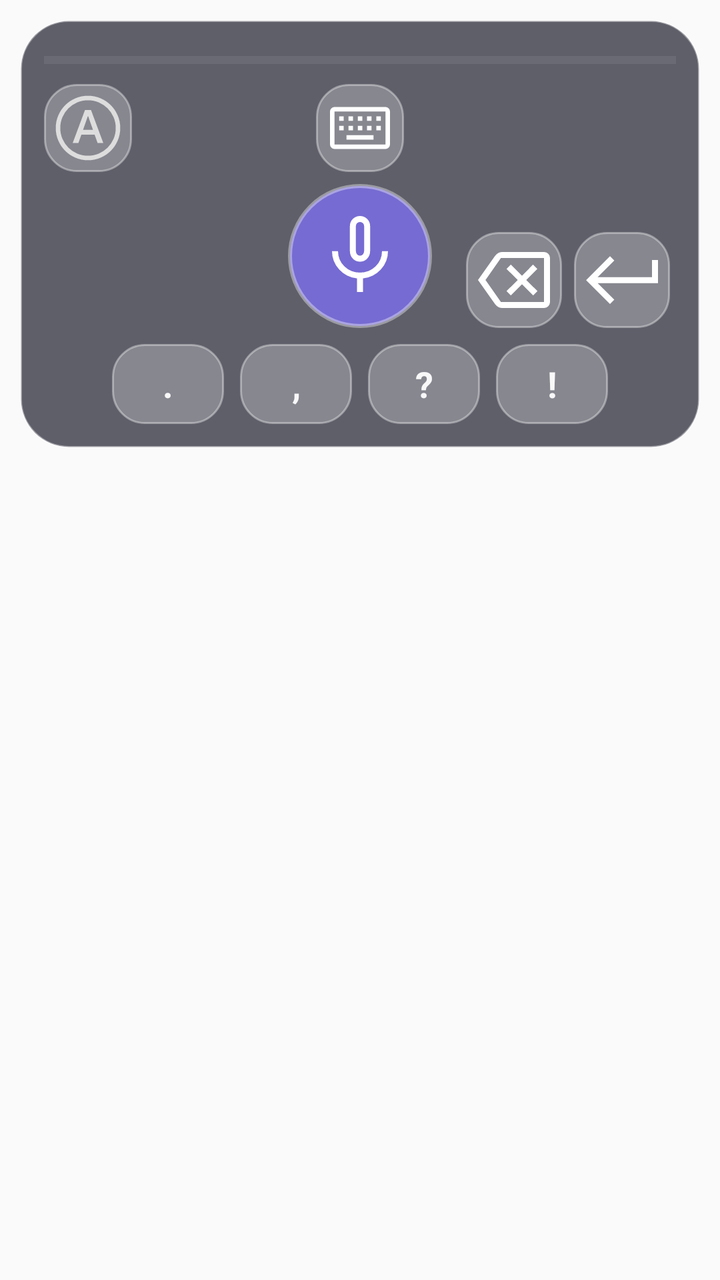
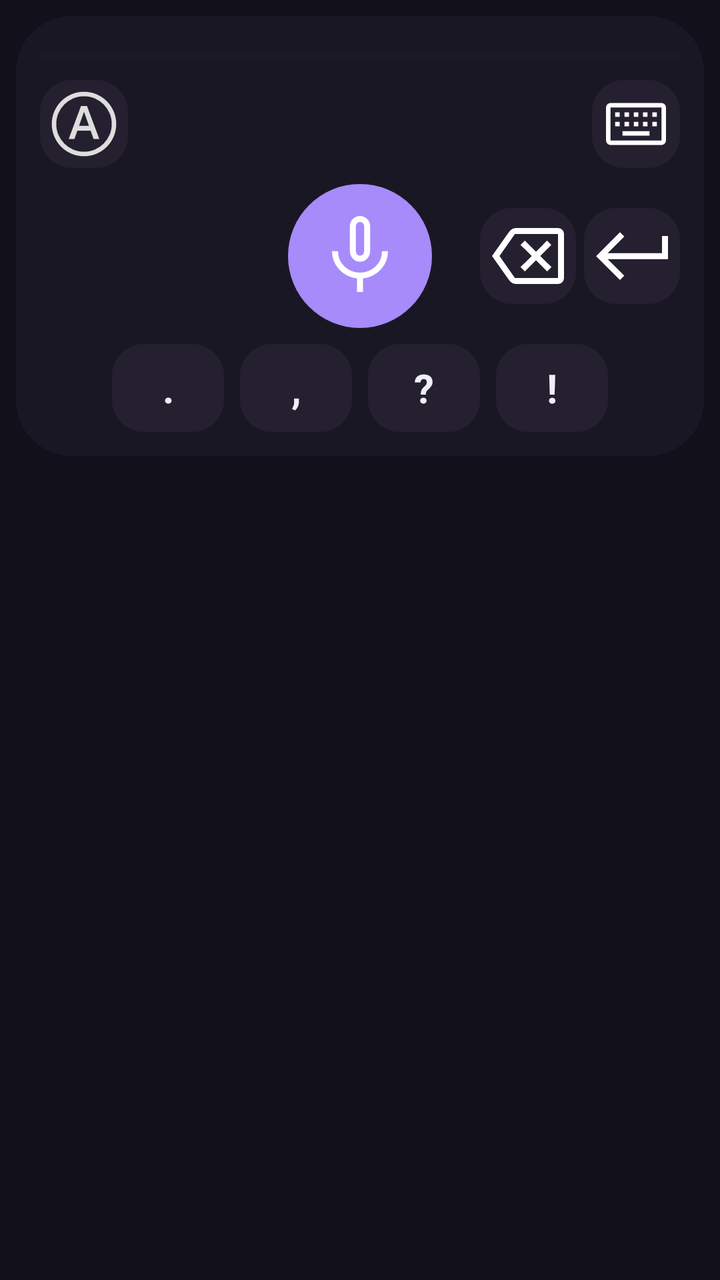

An Android layout rendered at two revisions. The XML below is the earlier revision; the diff shows what the commit changed to produce the second picture.
<!-- AndroidManifest.xml: application theme Theme.Whisper.ActionBar -->
<!-- res/layout/voice_service.xml -->
<?xml version="1.0" encoding="utf-8"?>
<LinearLayout xmlns:android="http://schemas.android.com/apk/res/android"
    android:layout_width="match_parent"
    android:layout_height="wrap_content"
    android:orientation="vertical"
    android:clipToPadding="false"
    android:padding="10dp">

    
    <LinearLayout
        android:layout_width="match_parent"
        android:layout_height="wrap_content"
        android:orientation="vertical"
        android:background="@drawable/keyboard_glass_bg"
        android:padding="12dp">

        <ProgressBar
            android:id="@+id/processing_bar"
            android:layout_width="match_parent"
            android:layout_height="wrap_content"
            android:indeterminate="false"
            android:progressTint="@color/glass_accent"
            android:progressBackgroundTint="@color/glass_surface"
            android:indeterminateTint="@color/glass_accent"
            style="?android:attr/progressBarStyleHorizontal"/>

        
        <RelativeLayout
            android:layout_width="match_parent"
            android:layout_height="wrap_content"
            android:layout_marginTop="4dp">

            <ImageButton
                android:id="@+id/btnModeAuto"
                android:layout_width="44dp"
                android:layout_height="44dp"
                android:layout_alignParentStart="true"
                android:background="@drawable/glass_button"
                android:padding="6dp"
                android:src="@drawable/ic_auto_off_36dp"
                android:contentDescription="@string/auto_button"/>

            <LinearLayout
                android:layout_width="wrap_content"
                android:layout_height="wrap_content"
                android:layout_centerHorizontal="true"
                android:orientation="horizontal">

                <ImageButton
                    android:id="@+id/btnKeyboard"
                    android:layout_width="44dp"
                    android:layout_height="44dp"
                    android:layout_marginHorizontal="4dp"
                    android:background="@drawable/glass_button"
                    android:padding="6dp"
                    android:src="@drawable/ic_keyboard_36dp"
                    android:contentDescription="@string/exit_button"/>

                <ImageButton
                    android:id="@+id/btnStop"
                    android:visibility="gone"
                    android:layout_width="44dp"
                    android:layout_height="44dp"
                    android:layout_marginHorizontal="4dp"
                    android:background="@drawable/glass_button"
                    android:padding="6dp"
                    android:src="@drawable/ic_stop_recording_36dp"
                    android:contentDescription="@string/stop_button"/>
            </LinearLayout>

        </RelativeLayout>

        <TextView
            android:id="@+id/tv_status"
            android:visibility="gone"
            android:gravity="center_horizontal"
            android:layout_width="match_parent"
            android:layout_height="wrap_content"
            android:paddingHorizontal="10dp"
            android:textSize="16sp"
            android:textColor="@color/glass_text" />

        
        <RelativeLayout
            android:layout_width="match_parent"
            android:layout_height="wrap_content"
            android:id="@+id/layout_buttons"
            android:layout_marginTop="6dp">

            <ImageButton
                android:id="@+id/btnRecord"
                android:layout_width="72dp"
                android:layout_height="72dp"
                android:layout_centerHorizontal="true"
                android:background="@drawable/glass_mic_button"
                android:padding="14dp"
                android:src="@drawable/ic_mic_48dp"
                android:contentDescription="@string/record_button"/>

            <ImageButton
                android:id="@+id/btnDel"
                android:layout_width="48dp"
                android:layout_height="48dp"
                android:layout_toStartOf="@id/btnEnter"
                android:layout_marginHorizontal="3dp"
                android:layout_alignBottom="@id/btnRecord"
                android:background="@drawable/glass_button"
                android:padding="8dp"
                android:src="@drawable/ic_keyboard_del_48dp"
                android:contentDescription="@string/delete_button"/>

            <ImageButton
                android:id="@+id/btnEnter"
                android:layout_width="48dp"
                android:layout_height="48dp"
                android:layout_alignParentEnd="true"
                android:layout_alignBottom="@id/btnRecord"
                android:layout_marginHorizontal="3dp"
                android:background="@drawable/glass_button"
                android:padding="8dp"
                android:src="@drawable/ic_keyboard_return_48dp"
                android:contentDescription="@string/return_button"/>
        </RelativeLayout>

        
        <LinearLayout
            android:layout_width="match_parent"
            android:layout_height="wrap_content"
            android:orientation="horizontal"
            android:gravity="center"
            android:layout_marginTop="8dp">

            <TextView
                android:id="@+id/btnPeriod"
                android:layout_width="56dp"
                android:layout_height="40dp"
                android:layout_marginHorizontal="4dp"
                android:background="@drawable/glass_button"
                android:text="."
                android:textSize="18sp"
                android:textStyle="bold"
                android:gravity="center"
                android:textColor="@color/glass_text"/>

            <TextView
                android:id="@+id/btnComma"
                android:layout_width="56dp"
                android:layout_height="40dp"
                android:layout_marginHorizontal="4dp"
                android:background="@drawable/glass_button"
                android:text=","
                android:textSize="18sp"
                android:textStyle="bold"
                android:gravity="center"
                android:textColor="@color/glass_text"/>

            <TextView
                android:id="@+id/btnQuestion"
                android:layout_width="56dp"
                android:layout_height="40dp"
                android:layout_marginHorizontal="4dp"
                android:background="@drawable/glass_button"
                android:text="?"
                android:textSize="18sp"
                android:textStyle="bold"
                android:gravity="center"
                android:textColor="@color/glass_text"/>

            <TextView
                android:id="@+id/btnExclaim"
                android:layout_width="56dp"
                android:layout_height="40dp"
                android:layout_marginHorizontal="4dp"
                android:background="@drawable/glass_button"
                android:text="!"
                android:textSize="18sp"
                android:textStyle="bold"
                android:gravity="center"
                android:textColor="@color/glass_text"/>
        </LinearLayout>

    </LinearLayout>
</LinearLayout>
<!-- resources referenced by this layout -->
<resources>
  <color name="glass_accent">#CC7C6EED</color>
  <color name="glass_surface">#40FFFFFF</color>
  <color name="glass_text">#F0FFFFFF</color>
  <!-- drawable glass_button (drawable) -->
  <?xml version="1.0" encoding="utf-8"?>
  <selector xmlns:android="http://schemas.android.com/apk/res/android">
      <item android:state_pressed="true">
          <shape>
              <solid android:color="@color/glass_accent" />
              <corners android:radius="16dp" />
          </shape>
      </item>
      <item>
          <shape>
              <solid android:color="@color/glass_surface" />
              <corners android:radius="16dp" />
              <stroke android:width="1dp" android:color="@color/glass_border" />
          </shape>
      </item>
  </selector>
  <!-- drawable glass_mic_button (drawable) -->
  <?xml version="1.0" encoding="utf-8"?>
  <selector xmlns:android="http://schemas.android.com/apk/res/android">
      <item android:state_pressed="true">
          <shape android:shape="oval">
              <solid android:color="@color/glass_recording" />
          </shape>
      </item>
      <item>
          <shape android:shape="oval">
              <solid android:color="@color/glass_accent" />
              <stroke android:width="2dp" android:color="@color/glass_border" />
          </shape>
      </item>
  </selector>
  <!-- drawable ic_keyboard_del_48dp (drawable) -->
  <vector xmlns:android="http://schemas.android.com/apk/res/android"
      android:width="48dp"
      android:height="48dp"
      android:viewportWidth="48"
      android:viewportHeight="48">
    <path
        android:fillColor="#FFFFFF"
        android:pathData="m22.4,31.7 l5.6,-5.6 5.6,5.6 2.15,-2.15L30.1,24l5.55,-5.55 -2.15,-2.15 -5.5,5.6 -5.6,-5.6 -2.15,2.15L25.9,24l-5.65,5.55ZM6,24l8.45,-11.95q0.65,-0.9 1.55,-1.475 0.9,-0.575 2,-0.575h21q1.25,0 2.125,0.875T42,13v22q0,1.25 -0.875,2.125T39,38L18,38q-1.1,0 -2,-0.575 -0.9,-0.575 -1.55,-1.475ZM9.75,24 L17.45,35L39,35L39,13L17.45,13ZM39,24L39,13v22Z"/>
  </vector>
  <!-- drawable ic_keyboard_return_48dp (drawable) -->
  <vector xmlns:android="http://schemas.android.com/apk/res/android"
      android:width="48dp"
      android:height="48dp"
      android:viewportWidth="48"
      android:viewportHeight="48">
    <path
        android:fillColor="#FFFFFF"
        android:pathData="M18,36 L6.05,24.05 18,12.1l2.15,2.15 -8.35,8.35H39V14h3v11.55H11.85l8.3,8.3Z"/>
  </vector>
  <!-- drawable keyboard_glass_bg (drawable) -->
  <?xml version="1.0" encoding="utf-8"?>
  <shape xmlns:android="http://schemas.android.com/apk/res/android">
      <solid android:color="@color/glass_bg" />
      <corners android:radius="24dp" />
      <stroke android:width="1dp" android:color="@color/glass_border" />
  </shape>
  <string name="auto_button">Automatic mode</string>
  <string name="delete_button">Delete</string>
  <string name="exit_button">Exit</string>
  <string name="record_button">Record</string>
  <string name="return_button">Return</string>
  <string name="stop_button">Stop recording</string>
  <style name="Theme.Whisper.ActionBar" parent="Theme.Material3.DayNight">
          
          <item name="android:windowBackground">@color/windowBackground</item>
      </style>
  <color name="glass_border">#60FFFFFF</color>
  <color name="glass_recording">#E0E53935</color>
  <color name="lightGrey">#DDDDDD</color>
  <color name="glass_bg">#B31E1E2E</color>
  <color name="windowBackground">#FAFAFA</color>
  <!-- unchanged entries left out for length: 4 -->
</resources>

<!-- the commit's change to res/layout/voice_service.xml (unified diff, before → after) -->
@@ -4,14 +4,13 @@
     android:layout_height="wrap_content"
     android:orientation="vertical"
     android:clipToPadding="false"
-    android:padding="10dp">
+    android:padding="8dp">
 
-    
     <LinearLayout
         android:layout_width="match_parent"
         android:layout_height="wrap_content"
         android:orientation="vertical"
-        android:background="@drawable/keyboard_glass_bg"
+        android:background="@drawable/keyboard_bg"
         android:padding="12dp">
 
         <ProgressBar
@@ -19,56 +18,53 @@
             android:layout_width="match_parent"
             android:layout_height="wrap_content"
             android:indeterminate="false"
-            android:progressTint="@color/glass_accent"
-            android:progressBackgroundTint="@color/glass_surface"
-            android:indeterminateTint="@color/glass_accent"
+            android:progressTint="@color/accent"
+            android:progressBackgroundTint="@color/surface_container_high"
+            android:indeterminateTint="@color/accent"
             style="?android:attr/progressBarStyleHorizontal"/>
 
         
-        <RelativeLayout
+        <LinearLayout
             android:layout_width="match_parent"
             android:layout_height="wrap_content"
+            android:orientation="horizontal"
+            android:gravity="center_vertical"
             android:layout_marginTop="4dp">
 
             <ImageButton
                 android:id="@+id/btnModeAuto"
                 android:layout_width="44dp"
                 android:layout_height="44dp"
-                android:layout_alignParentStart="true"
-                android:background="@drawable/glass_button"
-                android:padding="6dp"
+                android:background="@drawable/kb_button"
+                android:padding="8dp"
                 android:src="@drawable/ic_auto_off_36dp"
                 android:contentDescription="@string/auto_button"/>
 
-            <LinearLayout
-                android:layout_width="wrap_content"
-                android:layout_height="wrap_content"
-                android:layout_centerHorizontal="true"
-                android:orientation="horizontal">
+            <View
+                android:layout_width="0dp"
+                android:layout_height="1dp"
+                android:layout_weight="1"/>
 
-                <ImageButton
-                    android:id="@+id/btnKeyboard"
-                    android:layout_width="44dp"
-                    android:layout_height="44dp"
-                    android:layout_marginHorizontal="4dp"
-                    android:background="@drawable/glass_button"
-                    android:padding="6dp"
-                    android:src="@drawable/ic_keyboard_36dp"
-                    android:contentDescription="@string/exit_button"/>
+            <ImageButton
+                android:id="@+id/btnKeyboard"
+                android:layout_width="44dp"
+                android:layout_height="44dp"
+                android:background="@drawable/kb_button"
+                android:padding="8dp"
+                android:src="@drawable/ic_keyboard_36dp"
+                android:contentDescription="@string/exit_button"/>
 
-                <ImageButton
-                    android:id="@+id/btnStop"
-                    android:visibility="gone"
-                    android:layout_width="44dp"
-                    android:layout_height="44dp"
-                    android:layout_marginHorizontal="4dp"
-                    android:background="@drawable/glass_button"
-                    android:padding="6dp"
-                    android:src="@drawable/ic_stop_recording_36dp"
-                    android:contentDescription="@string/stop_button"/>
-            </LinearLayout>
-
-        </RelativeLayout>
+            <ImageButton
+                android:id="@+id/btnStop"
+                android:visibility="gone"
+                android:layout_width="44dp"
+                android:layout_height="44dp"
+                android:layout_marginStart="8dp"
+                android:background="@drawable/kb_button"
+                android:padding="8dp"
+                android:src="@drawable/ic_stop_recording_36dp"
+                android:contentDescription="@string/stop_button"/>
+        </LinearLayout>
 
         <TextView
             android:id="@+id/tv_status"
@@ -77,50 +73,53 @@
             android:layout_width="match_parent"
             android:layout_height="wrap_content"
             android:paddingHorizontal="10dp"
-            android:textSize="16sp"
-            android:textColor="@color/glass_text" />
+            android:layout_marginTop="4dp"
+            android:textSize="14sp"
+            android:textColor="@color/text_secondary" />
 
         
-        <RelativeLayout
+        <FrameLayout
             android:layout_width="match_parent"
             android:layout_height="wrap_content"
             android:id="@+id/layout_buttons"
-            android:layout_marginTop="6dp">
+            android:layout_marginTop="8dp">
 
             <ImageButton
                 android:id="@+id/btnRecord"
                 android:layout_width="72dp"
                 android:layout_height="72dp"
-                android:layout_centerHorizontal="true"
-                android:background="@drawable/glass_mic_button"
-                android:padding="14dp"
+                android:layout_gravity="center_horizontal"
+                android:background="@drawable/kb_mic_button"
+                android:padding="16dp"
                 android:src="@drawable/ic_mic_48dp"
                 android:contentDescription="@string/record_button"/>
 
-            <ImageButton
-                android:id="@+id/btnDel"
-                android:layout_width="48dp"
-                android:layout_height="48dp"
-                android:layout_toStartOf="@id/btnEnter"
-                android:layout_marginHorizontal="3dp"
-                android:layout_alignBottom="@id/btnRecord"
-                android:background="@drawable/glass_button"
-                android:padding="8dp"
-                android:src="@drawable/ic_keyboard_del_48dp"
-                android:contentDescription="@string/delete_button"/>
+            <LinearLayout
+                android:layout_width="wrap_content"
+                android:layout_height="wrap_content"
+                android:layout_gravity="end|center_vertical"
+                android:orientation="horizontal">
 
-            <ImageButton
-                android:id="@+id/btnEnter"
-                android:layout_width="48dp"
-                android:layout_height="48dp"
-                android:layout_alignParentEnd="true"
-                android:layout_alignBottom="@id/btnRecord"
-                android:layout_marginHorizontal="3dp"
-                android:background="@drawable/glass_button"
-                android:padding="8dp"
-                android:src="@drawable/ic_keyboard_return_48dp"
-                android:contentDescription="@string/return_button"/>
-        </RelativeLayout>
+                <ImageButton
+                    android:id="@+id/btnDel"
+                    android:layout_width="48dp"
+                    android:layout_height="48dp"
+                    android:layout_marginEnd="4dp"
+                    android:background="@drawable/kb_button"
+                    android:padding="10dp"
+                    android:src="@drawable/ic_keyboard_del_48dp"
+                    android:contentDescription="@string/delete_button"/>
+
+                <ImageButton
+                    android:id="@+id/btnEnter"
+                    android:layout_width="48dp"
+                    android:layout_height="48dp"
+                    android:background="@drawable/kb_button"
+                    android:padding="10dp"
+                    android:src="@drawable/ic_keyboard_return_48dp"
+                    android:contentDescription="@string/return_button"/>
+            </LinearLayout>
+        </FrameLayout>
 
         
         <LinearLayout
@@ -133,50 +132,50 @@
             <TextView
                 android:id="@+id/btnPeriod"
                 android:layout_width="56dp"
-                android:layout_height="40dp"
+                android:layout_height="44dp"
                 android:layout_marginHorizontal="4dp"
-                android:background="@drawable/glass_button"
+                android:background="@drawable/kb_button"
                 android:text="."
-                android:textSize="18sp"
+                android:textSize="20sp"
                 android:textStyle="bold"
                 android:gravity="center"
-                android:textColor="@color/glass_text"/>
+                android:textColor="@color/text_primary"/>
 
             <TextView
                 android:id="@+id/btnComma"
                 android:layout_width="56dp"
-                android:layout_height="40dp"
+                android:layout_height="44dp"
                 android:layout_marginHorizontal="4dp"
-                android:background="@drawable/glass_button"
+                android:background="@drawable/kb_button"
                 android:text=","
-                android:textSize="18sp"
+                android:textSize="20sp"
                 android:textStyle="bold"
                 android:gravity="center"
-                android:textColor="@color/glass_text"/>
+                android:textColor="@color/text_primary"/>
 
             <TextView
                 android:id="@+id/btnQuestion"
                 android:layout_width="56dp"
-                android:layout_height="40dp"
+                android:layout_height="44dp"
                 android:layout_marginHorizontal="4dp"
-                android:background="@drawable/glass_button"
+                android:background="@drawable/kb_button"
                 android:text="?"
-                android:textSize="18sp"
+                android:textSize="20sp"
                 android:textStyle="bold"
                 android:gravity="center"
-                android:textColor="@color/glass_text"/>
+                android:textColor="@color/text_primary"/>
 
             <TextView
                 android:id="@+id/btnExclaim"
                 android:layout_width="56dp"
-                android:layout_height="40dp"
+                android:layout_height="44dp"
                 android:layout_marginHorizontal="4dp"
-                android:background="@drawable/glass_button"
+                android:background="@drawable/kb_button"
                 android:text="!"
-                android:textSize="18sp"
+                android:textSize="20sp"
                 android:textStyle="bold"
                 android:gravity="center"
-                android:textColor="@color/glass_text"/>
+                android:textColor="@color/text_primary"/>
         </LinearLayout>
 
     </LinearLayout>
<!-- resource entries referenced after the edit -->
@@ -1,40 +1,9 @@
 <!-- resources referenced by this layout -->
 <resources>
-  <color name="glass_accent">#CC7C6EED</color>
-  <color name="glass_surface">#40FFFFFF</color>
-  <color name="glass_text">#F0FFFFFF</color>
-  <!-- drawable glass_button (drawable) -->
-  <?xml version="1.0" encoding="utf-8"?>
-  <selector xmlns:android="http://schemas.android.com/apk/res/android">
-      <item android:state_pressed="true">
-          <shape>
-              <solid android:color="@color/glass_accent" />
-              <corners android:radius="16dp" />
-          </shape>
-      </item>
-      <item>
-          <shape>
-              <solid android:color="@color/glass_surface" />
-              <corners android:radius="16dp" />
-              <stroke android:width="1dp" android:color="@color/glass_border" />
-          </shape>
-      </item>
-  </selector>
-  <!-- drawable glass_mic_button (drawable) -->
-  <?xml version="1.0" encoding="utf-8"?>
-  <selector xmlns:android="http://schemas.android.com/apk/res/android">
-      <item android:state_pressed="true">
-          <shape android:shape="oval">
-              <solid android:color="@color/glass_recording" />
-          </shape>
-      </item>
-      <item>
-          <shape android:shape="oval">
-              <solid android:color="@color/glass_accent" />
-              <stroke android:width="2dp" android:color="@color/glass_border" />
-          </shape>
-      </item>
-  </selector>
+  <color name="accent">#A78BFA</color>
+  <color name="surface_container_high">#252030</color>
+  <color name="text_primary">#F0EEF8</color>
+  <color name="text_secondary">#B8AFCB</color>
   <!-- drawable ic_keyboard_del_48dp (drawable) -->
   <vector xmlns:android="http://schemas.android.com/apk/res/android"
       android:width="48dp"
@@ -55,12 +24,41 @@
         android:fillColor="#FFFFFF"
         android:pathData="M18,36 L6.05,24.05 18,12.1l2.15,2.15 -8.35,8.35H39V14h3v11.55H11.85l8.3,8.3Z"/>
   </vector>
-  <!-- drawable keyboard_glass_bg (drawable) -->
+  <!-- drawable kb_button (drawable) -->
+  <?xml version="1.0" encoding="utf-8"?>
+  <selector xmlns:android="http://schemas.android.com/apk/res/android">
+      <item android:state_pressed="true">
+          <shape>
+              <solid android:color="@color/accent_container" />
+              <corners android:radius="16dp" />
+          </shape>
+      </item>
+      <item>
+          <shape>
+              <solid android:color="@color/surface_container_high" />
+              <corners android:radius="16dp" />
+          </shape>
+      </item>
+  </selector>
+  <!-- drawable kb_mic_button (drawable) -->
+  <?xml version="1.0" encoding="utf-8"?>
+  <selector xmlns:android="http://schemas.android.com/apk/res/android">
+      <item android:state_pressed="true">
+          <shape android:shape="oval">
+              <solid android:color="@color/recording" />
+          </shape>
+      </item>
+      <item>
+          <shape android:shape="oval">
+              <solid android:color="@color/accent" />
+          </shape>
+      </item>
+  </selector>
+  <!-- drawable keyboard_bg (drawable) -->
   <?xml version="1.0" encoding="utf-8"?>
   <shape xmlns:android="http://schemas.android.com/apk/res/android">
-      <solid android:color="@color/glass_bg" />
-      <corners android:radius="24dp" />
-      <stroke android:width="1dp" android:color="@color/glass_border" />
+      <solid android:color="@color/surface" />
+      <corners android:radius="28dp" />
   </shape>
   <string name="auto_button">Automatic mode</string>
   <string name="delete_button">Delete</string>
@@ -72,11 +70,11 @@
           
           <item name="android:windowBackground">@color/windowBackground</item>
       </style>
-  <color name="glass_border">#60FFFFFF</color>
-  <color name="glass_recording">#E0E53935</color>
   <color name="lightGrey">#DDDDDD</color>
-  <color name="glass_bg">#B31E1E2E</color>
-  <color name="windowBackground">#FAFAFA</color>
+  <color name="accent_container">#5B21B6</color>
+  <color name="recording">#EF4444</color>
+  <color name="surface">#1A1724</color>
+  <color name="windowBackground">#12101A</color>
   <!-- unchanged entries left out for length: 4 -->
 </resources>
 
